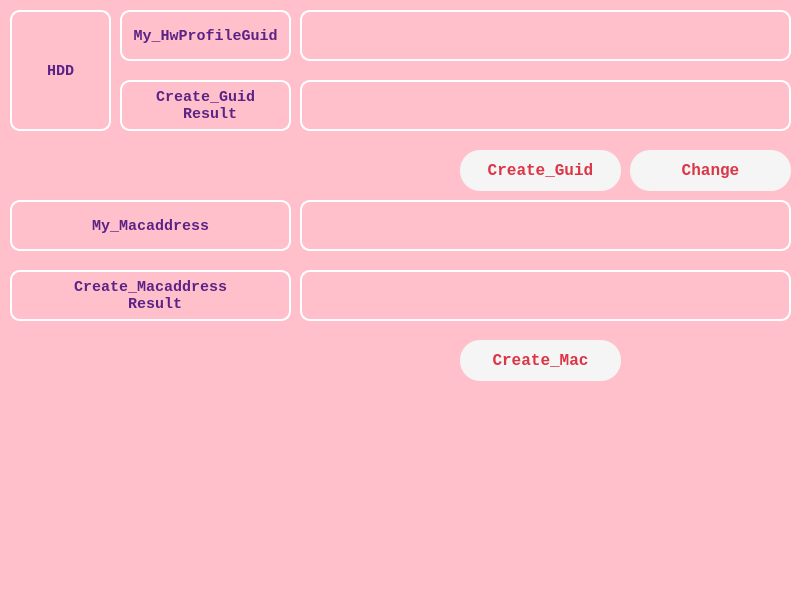
The window that my_design.ui (ckh2445/Python_Hwid_Changer) describes before a commit, drawn with Qt 5.
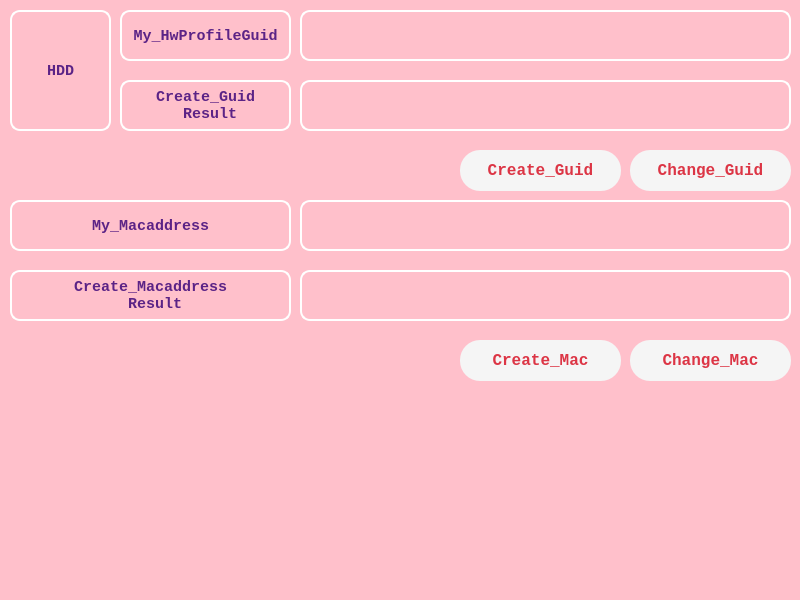
The same window after the commit. Icons and pictures are not drawn.

```diff
--- a/my_design.ui
+++ b/my_design.ui
@@ -82,7 +82,7 @@
 border-radius: 20px;</string>
     </property>
     <property name="text">
-     <string>Change</string>
+     <string>Change_Guid</string>
     </property>
    </widget>
    <widget class="QLabel" name="label_2">
@@ -416,6 +416,40 @@
      <set>Qt::AlignCenter</set>
     </property>
    </widget>
+   <widget class="QPushButton" name="BT_Create_Mac_2">
+    <property name="geometry">
+     <rect>
+      <x>630</x>
+      <y>340</y>
+      <width>161</width>
+      <height>41</height>
+     </rect>
+    </property>
+    <property name="font">
+     <font>
+      <family>Consolas</family>
+      <pointsize>12</pointsize>
+      <weight>75</weight>
+      <italic>false</italic>
+      <bold>true</bold>
+     </font>
+    </property>
+    <property name="cursor">
+     <cursorShape>PointingHandCursor</cursorShape>
+    </property>
+    <property name="focusPolicy">
+     <enum>Qt::NoFocus</enum>
+    </property>
+    <property name="styleSheet">
+     <string notr="true">color: #dc3545;
+border-color: #dc3545;
+background-color: whitesmoke;
+border-radius: 20px;</string>
+    </property>
+    <property name="text">
+     <string>Change_Mac</string>
+    </property>
+   </widget>
   </widget>
   <widget class="QStatusBar" name="statusbar"/>
  </widget>
```
